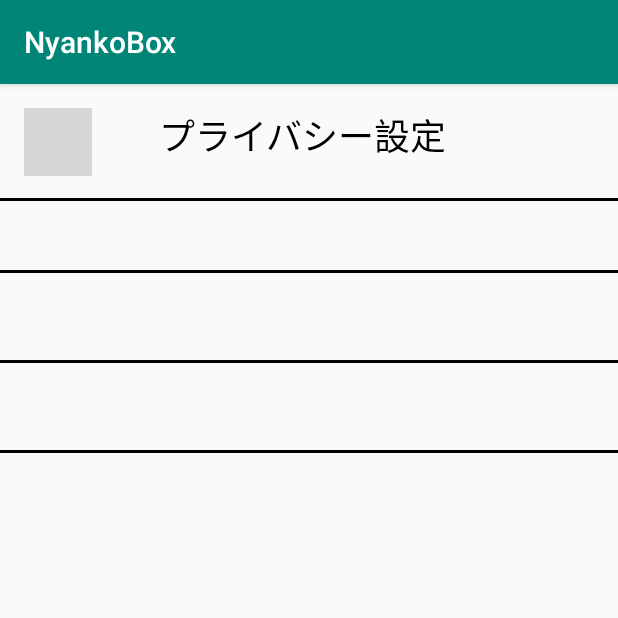
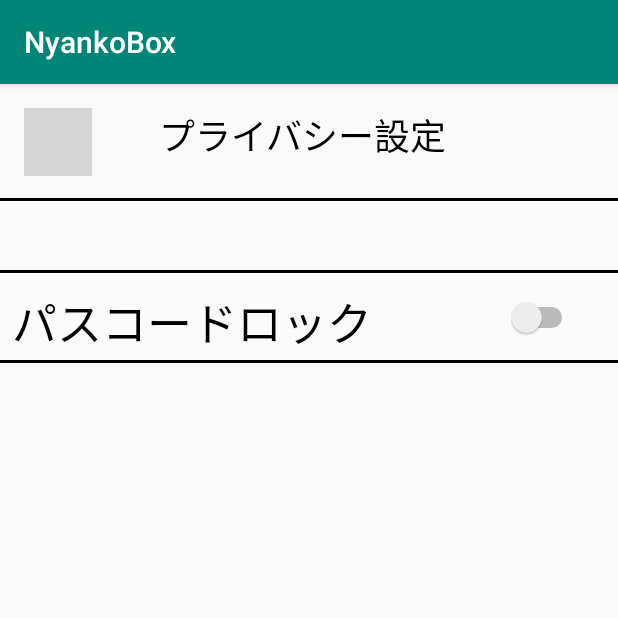
Before and after one commit to mahy-zono/NyankoBox, an Android app: the PrivacyActivity screen opened directly, with no data from a screen before it, on a phone screen of 412 x 824 dp, the top half of it. Run offline under Robolectric (Android 15) with nearby library versions, the phone set to English and light mode, and no system bars; grey boxes are pictures that could not be loaded.

Commit message:
11/26_egu プロフィール画面　完 パスコード画面なう

```diff
--- a/app/src/main/AndroidManifest.xml
+++ b/app/src/main/AndroidManifest.xml
@@ -9,7 +9,8 @@
         android:roundIcon="@mipmap/ic_launcher_round"
         android:supportsRtl="true"
         android:theme="@style/AppTheme">
-        <activity android:name=".PrivacyActivity"></activity>
+        <activity android:name=".PassLockActivity"></activity>
+        <activity android:name=".PrivacyActivity" />
         <activity android:name=".ProfileActivity" />
         <activity android:name=".SettingActivity" />
         <activity android:name=".LogRefeActivity" />
--- a/app/src/main/java/com/example/nyankobox/PrivacyActivity.java
+++ b/app/src/main/java/com/example/nyankobox/PrivacyActivity.java
@@ -2,9 +2,13 @@
 
 import androidx.appcompat.app.AppCompatActivity;
 
+import android.content.Intent;
 import android.os.Bundle;
 import android.view.View;
+import android.widget.Button;
+import android.widget.CompoundButton;
 import android.widget.ImageButton;
+import android.widget.Switch;
 
 public class PrivacyActivity extends AppCompatActivity {
 
@@ -12,6 +16,32 @@
     protected void onCreate(Bundle savedInstanceState) {
         super.onCreate(savedInstanceState);
         setContentView(R.layout.activity_privacy);
+        CompoundButton sw;
+        final Button passChangeBtn;
+        final View line4;
+
+        //スイッチのインスタンス生成
+        sw = (CompoundButton) findViewById(R.id.passSw);
+        passChangeBtn = (Button) findViewById(R.id.passChangeBtn);
+        line4 =  (View) findViewById(R.id.line4);
+        sw.setOnCheckedChangeListener(new CompoundButton.OnCheckedChangeListener(){
+            @Override
+            public void onCheckedChanged(CompoundButton buttonView, boolean isChecked) {
+                if(isChecked == true){
+                    //switchがONのとき
+                    passChangeBtn.setVisibility(View.VISIBLE);
+                    line4.setVisibility(View.VISIBLE);
+                    //パスコード設定画面表示
+                    Intent intent = new Intent(getApplication(), PassLockActivity.class);
+                    startActivity(intent);
+
+                }else if(isChecked == false){
+                    //switchがOFFのとき
+                    passChangeBtn.setVisibility(View.INVISIBLE);
+                    line4.setVisibility(View.INVISIBLE);
+                }
+            }
+        });
 
         //戻るボタン押下で前画面に戻る
         ImageButton backBtn  = findViewById(R.id.backBtn);
--- a/app/src/main/res/layout/activity_privacy.xml
+++ b/app/src/main/res/layout/activity_privacy.xml
@@ -24,7 +24,7 @@
         android:layout_height="2dp"
         android:layout_marginTop="244dp"
         android:background="#020202"
-        android:visibility="visible"
+        android:visibility="invisible"
         app:layout_constraintEnd_toEndOf="parent"
         app:layout_constraintHorizontal_bias="0.0"
         app:layout_constraintStart_toStartOf="parent"
@@ -89,4 +89,30 @@
         app:layout_constraintStart_toStartOf="parent"
         app:layout_constraintTop_toTopOf="parent" />
 
+    <Button
+        android:id="@+id/passChangeBtn"
+        android:layout_width="wrap_content"
+        android:layout_height="wrap_content"
+        android:layout_marginStart="8dp"
+        android:layout_marginTop="196dp"
+        android:background="#00FFFFFF"
+        android:gravity="left"
+        android:text="パスコード変更　　　  　＞"
+        android:textSize="30sp"
+        android:visibility="invisible"
+        app:layout_constraintStart_toStartOf="parent"
+        app:layout_constraintTop_toTopOf="parent" />
+
+    <Switch
+        android:id="@+id/passSw"
+        android:layout_width="377dp"
+        android:layout_height="39dp"
+        android:layout_marginStart="8dp"
+        android:layout_marginTop="136dp"
+        android:text="パスコードロック"
+        android:textColor="#000000"
+        android:textSize="30sp"
+        app:layout_constraintStart_toStartOf="parent"
+        app:layout_constraintTop_toTopOf="parent" />
+
 </androidx.constraintlayout.widget.ConstraintLayout>
--- a/app/src/main/res/layout/activity_profile.xml
+++ b/app/src/main/res/layout/activity_profile.xml
@@ -2,6 +2,7 @@
 <androidx.constraintlayout.widget.ConstraintLayout xmlns:android="http://schemas.android.com/apk/res/android"
     xmlns:app="http://schemas.android.com/apk/res-auto"
     xmlns:tools="http://schemas.android.com/tools"
+    android:id="@+id/mainLayout"
     android:layout_width="match_parent"
     android:layout_height="match_parent"
     android:descendantFocusability="beforeDescendants"
@@ -123,6 +124,7 @@
         android:text="誕生日"
         android:textColor="#000000"
         android:textSize="30sp"
+
         app:layout_constraintStart_toStartOf="parent"
         app:layout_constraintTop_toTopOf="parent" />
 
@@ -133,6 +135,8 @@
         android:layout_marginStart="16dp"
         android:layout_marginTop="192dp"
         android:ems="10"
+        android:focusableInTouchMode="true"
+        android:focusable="false"
         android:inputType="date"
         android:textSize="24sp"
         app:layout_constraintStart_toEndOf="@+id/textView6"
@@ -145,9 +149,11 @@
         android:layout_marginStart="48dp"
         android:layout_marginTop="140dp"
         android:ems="10"
+        android:imeOptions="actionDone"
         android:inputType="textPersonName"
         android:textSize="24sp"
         app:layout_constraintStart_toEndOf="@+id/textView7"
         app:layout_constraintTop_toTopOf="parent" />
 
+
 </androidx.constraintlayout.widget.ConstraintLayout>
```
Also changed, not shown: app/src/main/java/com/example/nyankobox/ProfileActivity.java (+45 -1 lines).
